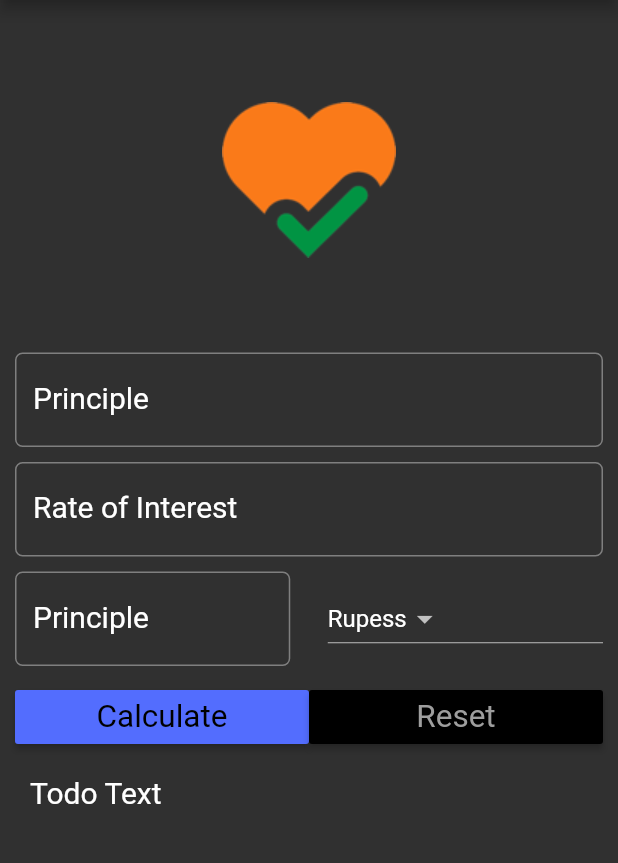
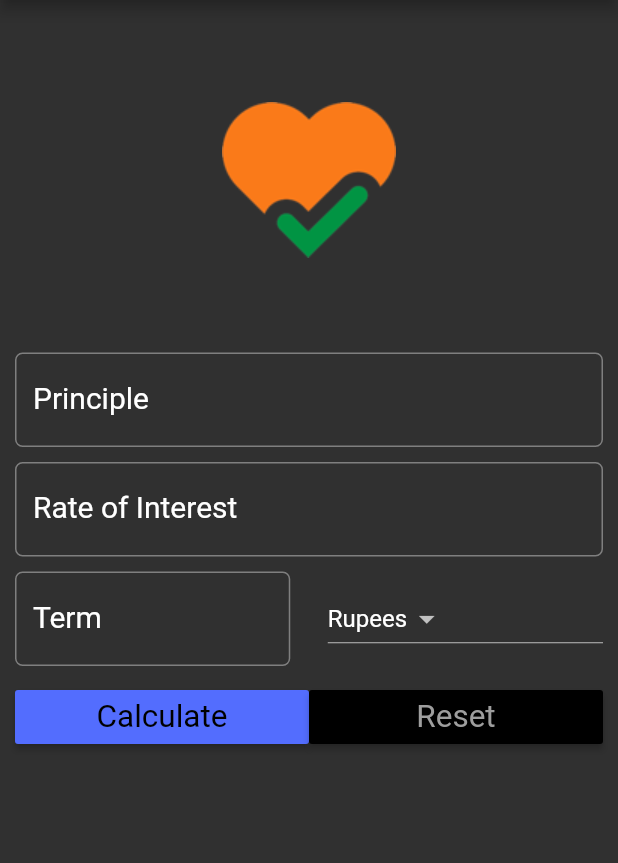
Before and after one commit to PhalugunaRao/FlutterLearning, a Flutter app: the screen it shows after launch, after a tap on "Reset", on a phone screen of 412 x 824 dp, the part 84-947 px from its top. Run offline on Flutter 3.47's test engine with Material 2 defaults, Android fonts, the phone set to English and light mode, and no system bars.

Commit message:
simple intrest

```diff
--- a/lib/main.dart
+++ b/lib/main.dart
@@ -23,7 +23,20 @@ class SIForm extends StatefulWidget {
 
 class SIFormState extends State<SIForm> {
   final _minmumPadding = 5.0;
-  var _currencies =['Rupess','Doller','Others'];
+  var _currencies =['Rupees','Doller','Pounds'];
+  var _currentItemSelected = '';
+
+  @override
+  void initState() {
+    super.initState();
+    _currentItemSelected = _currencies[0];
+  }
+
+  TextEditingController principalController = TextEditingController();
+  TextEditingController roiController       = TextEditingController();
+  TextEditingController termController      = TextEditingController();
+
+  var displayResult = '';
 
   @override
   Widget build(BuildContext context) {
@@ -44,6 +57,7 @@ class SIFormState extends State<SIForm> {
                 child: TextField(
                   keyboardType: TextInputType.number,
                   style: textStyle,
+                  controller: principalController,
                   decoration: InputDecoration(
                       labelText: 'Principle',
                       hintText: 'Enter Principal  e.g  12000',
@@ -57,6 +71,7 @@ class SIFormState extends State<SIForm> {
                 child:TextField(
                   keyboardType: TextInputType.number,
               style: textStyle,
+                  controller: roiController,
               decoration: InputDecoration(
                   labelText: 'Rate of Interest',
                   hintText: 'In percent',
@@ -72,9 +87,10 @@ class SIFormState extends State<SIForm> {
                    child: TextField(
                      keyboardType: TextInputType.number,
                   style: textStyle,
+                     controller: termController,
                   decoration: InputDecoration(
-                      labelText: 'Principle',
-                      hintText: 'Enter Principal  e.g  12000',
+                      labelText: 'Term',
+                      hintText: 'Term in years',
                       labelStyle: textStyle,
                       border: OutlineInputBorder(
                           borderRadius: BorderRadius.circular(5.0))),
@@ -87,9 +103,9 @@ class SIFormState extends State<SIForm> {
                       child: Text(value),
                     );
                   }).toList(),
-                  value: 'Rupess',
+                  value: _currentItemSelected,
                   onChanged: (String newValueSelected){
-
+                    _onDropDownItemSelected(newValueSelected);
                   },
 
                 ))
@@ -105,7 +121,9 @@ class SIFormState extends State<SIForm> {
                     textColor: Theme.of(context).primaryColorDark,
                     child: Text('Calculate',textScaleFactor: 1.5,),
                     onPressed: (){
-
+                      setState(() {
+                        this.displayResult = _calculateTotalReturns();
+                      });
                     },
                   ),
                 ),
@@ -115,7 +133,9 @@ class SIFormState extends State<SIForm> {
                     textColor: Theme.of(context).primaryColorLight,
                     child: Text('Reset',textScaleFactor: 1.5,),
                     onPressed: (){
-
+                    setState(() {
+                      _reset();
+                    });
                     },
                   ),
                 )
@@ -123,7 +143,7 @@ class SIFormState extends State<SIForm> {
             )),
             Padding(
               padding: EdgeInsets.all(_minmumPadding*2),
-              child: Text('Todo Text',style: textStyle,),
+              child: Text(this.displayResult,style: textStyle,),
             )
 
           ],
@@ -140,4 +160,30 @@ class SIFormState extends State<SIForm> {
       margin: EdgeInsets.all(_minmumPadding * 10),
     );
   }
+
+  void _onDropDownItemSelected(String newValueSelected){
+    setState(() {
+      this._currentItemSelected = newValueSelected;
+    });
+  }
+
+  String _calculateTotalReturns() {
+
+    double principal = double.parse(principalController.text);
+    double roi = double.parse(roiController.text);
+    double term = double.parse(termController.text);
+
+    double totalAmountPayable = principal + (principal * roi * term) / 100;
+
+    String result = 'After $term years, your investment will be worth $totalAmountPayable $_currentItemSelected';
+    return result;
+  }
+
+  void _reset() {
+    principalController.text = '';
+    roiController.text = '';
+    termController.text = '';
+    displayResult = '';
+    _currentItemSelected = _currencies[0];
+  }
 }
```
